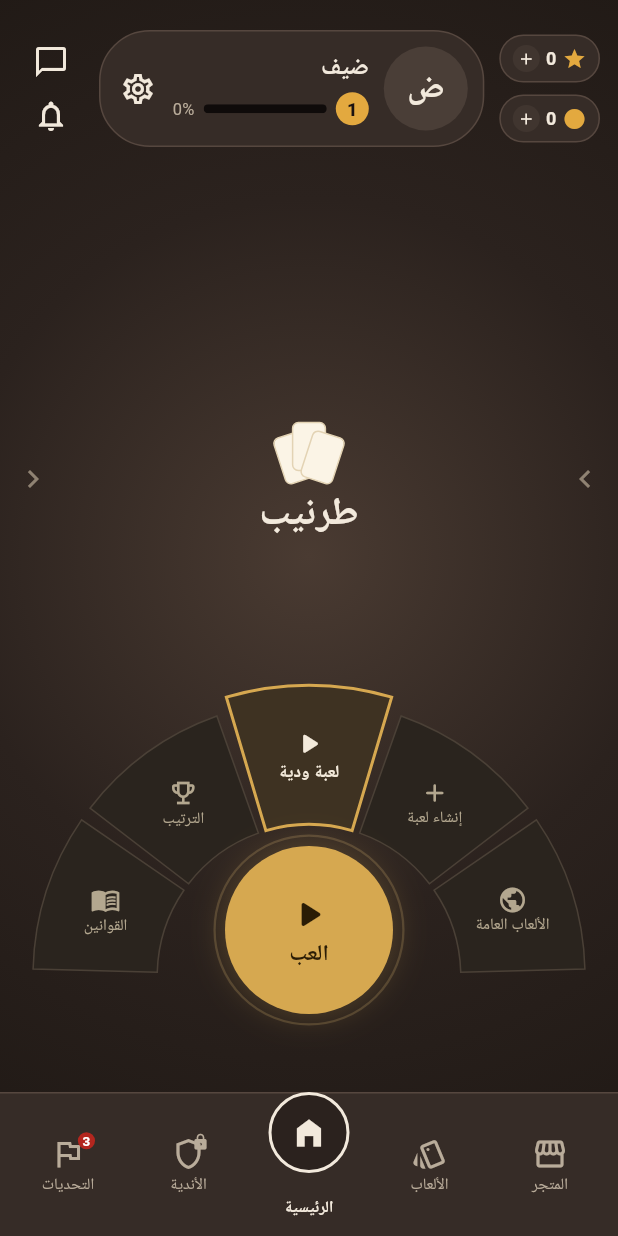
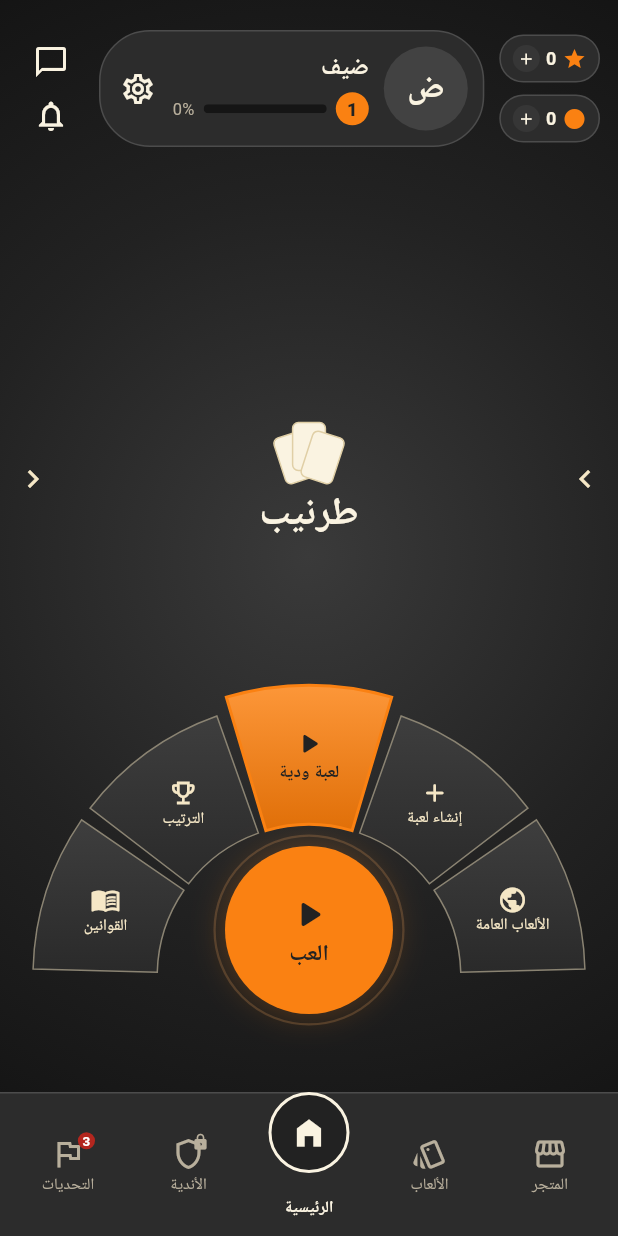
Before and after one commit to loubnaAlzeela/samrah, a Flutter app: the screen it shows after launch, after a tap on "متابعة كضيف", on a phone screen of 412 x 824 dp. Run offline on Flutter 3.47's test engine with Material 3 defaults, Android fonts, the phone set to English and light mode, and no system bars; our stand-ins replace audioplayers, flutter_tts, google_fonts; network calls fail; Roboto replaces fonts that are missing (Cairo).

Commit message:
Restyle: charcoal, cream and orange palette with a light felt table
Whole theme moved to #222222 / #FAF3E1 / #F5E7C6 / #FA8112, the table felt is
#F9E6A8 with an orange rim, the home wheel wedges are charcoal with an orange
active wedge, and text drawn directly on the light felt is dark.

Co-Authored-By: Claude Sonnet 5.5 <noreply@anthropic.com>

```diff
--- a/apps/mobile/lib/screens/baloot_game_screen.dart
+++ b/apps/mobile/lib/screens/baloot_game_screen.dart
@@ -80,7 +80,7 @@ class _BalootGameScreenState extends State<BalootGameScreen> with TurnClock {
     }
     return Container(
       decoration: const BoxDecoration(
-        gradient: RadialGradient(center: Alignment(0, -0.3), radius: 1.1, colors: [Color(0xFF2C2420), SamrahColors.bg]),
+        gradient: RadialGradient(center: Alignment(0, -0.3), radius: 1.1, colors: [Color(0xFF383838), SamrahColors.bg]),
       ),
       alignment: Alignment.topCenter,
       child: FittedBox(
--- a/apps/mobile/lib/screens/game_screen.dart
+++ b/apps/mobile/lib/screens/game_screen.dart
@@ -83,7 +83,7 @@ class _GameScreenState extends State<GameScreen> with TurnClock {
     return LayoutBuilder(
       builder: (context, c) => Container(
         decoration: const BoxDecoration(
-          gradient: RadialGradient(center: Alignment(0, -0.3), radius: 1.1, colors: [Color(0xFF2C2420), SamrahColors.bg]),
+          gradient: RadialGradient(center: Alignment(0, -0.3), radius: 1.1, colors: [Color(0xFF383838), SamrahColors.bg]),
         ),
         alignment: Alignment.topCenter,
         child: FittedBox(
--- a/apps/mobile/lib/screens/hand_game_screen.dart
+++ b/apps/mobile/lib/screens/hand_game_screen.dart
@@ -80,7 +80,7 @@ class _HandGameScreenState extends State<HandGameScreen> with TurnClock {
     }
     return Container(
       decoration: const BoxDecoration(
-        gradient: RadialGradient(center: Alignment(0, -0.3), radius: 1.1, colors: [Color(0xFF2C2420), SamrahColors.bg]),
+        gradient: RadialGradient(center: Alignment(0, -0.3), radius: 1.1, colors: [Color(0xFF383838), SamrahColors.bg]),
       ),
       alignment: Alignment.topCenter,
       child: FittedBox(
--- a/apps/mobile/lib/screens/trix_game_screen.dart
+++ b/apps/mobile/lib/screens/trix_game_screen.dart
@@ -80,7 +80,7 @@ class _TrixGameScreenState extends State<TrixGameScreen> with TurnClock {
     }
     return Container(
       decoration: const BoxDecoration(
-        gradient: RadialGradient(center: Alignment(0, -0.3), radius: 1.1, colors: [Color(0xFF2C2420), SamrahColors.bg]),
+        gradient: RadialGradient(center: Alignment(0, -0.3), radius: 1.1, colors: [Color(0xFF383838), SamrahColors.bg]),
       ),
       alignment: Alignment.topCenter,
       child: FittedBox(
--- a/apps/mobile/lib/screens/waiting_screen.dart
+++ b/apps/mobile/lib/screens/waiting_screen.dart
@@ -118,13 +118,13 @@ class WaitingScreen extends StatelessWidget {
     return Column(
       mainAxisSize: MainAxisSize.min,
       children: [
-        const Text('رمز الغرفة', style: TextStyle(color: SamrahColors.onTableMuted, fontSize: 13)),
+        const Text('رمز الغرفة', style: TextStyle(color: SamrahColors.onFeltMuted, fontSize: 13)),
         const SizedBox(height: 2),
         Directionality(
           textDirection: TextDirection.ltr,
           child: Text(
             view.code,
-            style: GoogleFonts.cairo(color: SamrahColors.onTableAccent, fontSize: 26, fontWeight: FontWeight.w800, letterSpacing: 3, height: 1.2),
+            style: GoogleFonts.cairo(color: SamrahColors.onFeltAccent, fontSize: 26, fontWeight: FontWeight.w800, letterSpacing: 3, height: 1.2),
           ),
         ),
         const SizedBox(height: 8),
@@ -147,7 +147,7 @@ class WaitingScreen extends StatelessWidget {
 
   Widget _feltButton(IconData icon, String label, VoidCallback onTap) {
     return Material(
-      color: Colors.black.withValues(alpha: 0.28),
+      color: Colors.black.withValues(alpha: 0.10),
       borderRadius: BorderRadius.circular(16),
       child: InkWell(
         onTap: onTap,
@@ -157,9 +157,9 @@ class WaitingScreen extends StatelessWidget {
           child: Row(
             mainAxisSize: MainAxisSize.min,
             children: [
-              Icon(icon, size: 15, color: SamrahColors.onTable),
+              Icon(icon, size: 15, color: SamrahColors.onFelt),
               const SizedBox(width: 4),
-              Text(label, style: const TextStyle(color: SamrahColors.onTable, fontSize: 12, fontWeight: FontWeight.w600)),
+              Text(label, style: const TextStyle(color: SamrahColors.onFelt, fontSize: 12, fontWeight: FontWeight.w600)),
             ],
           ),
         ),
--- a/apps/mobile/lib/theme/samrah_theme.dart
+++ b/apps/mobile/lib/theme/samrah_theme.dart
@@ -1,5 +1,5 @@
 // «ديوانية» — Samrah's visual identity. Mirrors design/tokens.css (dark theme,
-// the approved default). Brass (#E3A93F) is an ACCENT only: the single primary
+// the approved default). Orange (#FA8112) is an ACCENT only: the single primary
 // button per screen, the active-turn ring, and key score numbers — never a
 // base colour for secondary UI. Everything else is neutral wine/espresso/cream.
 import 'package:flutter/material.dart';
@@ -11,52 +11,56 @@ class SamrahColors {
   SamrahColors._();
 
   // Theme-independent: table + cards are physical objects, same in any theme.
-  static const tableCenter = Color(0xFF7A2A36);
-  static const tableMid = Color(0xFF5B1C27);
-  static const tableEdge = Color(0xFF3E1219);
-  static const tableRim = Color(0xFF8F8272);
-  static const onTable = Color(0xFFF5EBDD);
-  static const onTableMuted = Color(0xFFE4D3BC);
-  static const onTableAccent = Color(0xFFE3A93F);
+  static const tableCenter = Color(0xFFF9E6A8);
+  static const tableMid = Color(0xFFF0D88E);
+  static const tableEdge = Color(0xFFE0C474);
+  static const tableRim = Color(0xFFFA8112);
+  static const onTable = Color(0xFFFAF3E1);
+  static const onTableMuted = Color(0xFFF5E7C6);
+  // text drawn straight on the (light) felt, not on a dark pill
+  static const onFelt = Color(0xFF222222);
+  static const onFeltMuted = Color(0xFF5A4F36);
+  static const onFeltAccent = Color(0xFFB85600);
+  static const onTableAccent = Color(0xFFFA8112);
 
-  static const cardFace = Color(0xFFFBF4E6);
-  static const cardEdge = Color(0xFFE3D3B4);
-  static const cardBack = Color(0xFF6E1A28);
-  static const cardBackStar = Color(0xFFC9A24E);
-  static const cardVeil = Color(0x661A1210); // non-playable dim
+  static const cardFace = Color(0xFFFAF3E1);
+  static const cardEdge = Color(0xFFE0CFA6);
+  static const cardBack = Color(0xFFC8650C);
+  static const cardBackStar = Color(0xFFFAF3E1);
+  static const cardVeil = Color(0x33222222); // non-playable dim (light: the card stays readable)
 
   static const suitRed = Color(0xFFB3261E); // قلب / ديناري
   static const suitBlack = Color(0xFF1F1A17); // بستوني / سباتي
 
   // Dark shell («سهرة») — the default. Lighter than it first was, so screens read as a
   // warm evening rather than near-black; screens sit on [SamrahBackdrop] (lit in the middle).
-  static const bg = Color(0xFF2B221E);
-  static const surface = Color(0xFF362C27);
-  static const surface2 = Color(0xFF40352F);
-  static const surface3 = Color(0xFF4A3E37);
-  static const scorebox = Color(0xFF0F0B0A);
-  static const line = Color(0xFF56473F);
-  static const fieldBorder = Color(0xFF7A6858);
-  static const text = Color(0xFFF2E9DC);
-  static const textMuted = Color(0xFFB9AC9A);
-  static const icon = Color(0xFF8F8272);
-  static const selectedBg = Color(0xFFF2E9DC);
-  static const onSelected = Color(0xFF1A1210);
-  static const disabledText = Color(0xFF6E6258);
+  static const bg = Color(0xFF222222);
+  static const surface = Color(0xFF2C2C2C);
+  static const surface2 = Color(0xFF363636);
+  static const surface3 = Color(0xFF424242);
+  static const scorebox = Color(0xFF151515);
+  static const line = Color(0xFF4C4C4C);
+  static const fieldBorder = Color(0xFF7A7466);
+  static const text = Color(0xFFFAF3E1);
+  static const textMuted = Color(0xFFB8AF9C);
+  static const icon = Color(0xFFF5E7C6);
+  static const selectedBg = Color(0xFFFAF3E1);
+  static const onSelected = Color(0xFF222222);
+  static const disabledText = Color(0xFF77716A);
   static const statusOpen = Color(0xFF7FBF8E);
 
-  static const accent = Color(0xFFE3A93F); // brass — primary action / turn ring / key scores only
-  static const onAccent = Color(0xFF1A1210);
-  static const turnRing = Color(0xFFE3A93F);
+  static const accent = Color(0xFFFA8112); // orange — primary action / turn ring / key scores only
+  static const onAccent = Color(0xFF222222);
+  static const turnRing = Color(0xFFFA8112);
 
   static const online = Color(0xFF2FB36B);
-  static const panel = Color(0xF0221A17); // 94% opaque espresso, for panels over the table
+  static const panel = Color(0xF0222222); // 94% opaque burgundy, for panels over the table
 
   // Seats around the table (design/layout-v2.md): name capsule + avatar ring.
-  static const pillBg = Color(0xFF221A17);
-  static const pillBorder = Color(0xFF8F8272);
-  static const avatarBg = Color(0xFF4D3F37);
-  static const avatarRing = Color(0xFF8F8272);
+  static const pillBg = Color(0xFF222222);
+  static const pillBorder = Color(0xFFF5E7C6);
+  static const avatarBg = Color(0xFF3A3A3A);
+  static const avatarRing = Color(0xFFF5E7C6);
 }
 
 /// The screens' background: the shell colour, lit softly from the middle (a warm glow
@@ -65,8 +69,8 @@ class SamrahBackdrop extends StatelessWidget {
   const SamrahBackdrop({super.key, required this.child});
   final Widget child;
 
-  static const _light = Color(0xFF4A3B32); // the glow at the centre
-  static const _edge = Color(0xFF211A16); // the corners
+  static const _light = Color(0xFF3A3A3A); // the glow at the centre
+  static const _edge = Color(0xFF141414); // the corners
 
   @override
   Widget build(BuildContext context) {
@@ -130,6 +134,9 @@ class SamrahTheme {
           disabledBackgroundColor: SamrahColors.surface2,
           disabledForegroundColor: SamrahColors.disabledText,
           minimumSize: const Size.fromHeight(54),
+          elevation: 3,
+          shadowColor: const Color(0xAA000000),
+          side: const BorderSide(color: Color(0xFFFFB066), width: 1.2),
           shape: RoundedRectangleBorder(borderRadius: BorderRadius.circular(16)),
           textStyle: const TextStyle(fontSize: 17, fontWeight: FontWeight.w700),
         ),
--- a/apps/mobile/lib/widgets/game_over.dart
+++ b/apps/mobile/lib/widgets/game_over.dart
@@ -70,8 +70,8 @@ class GameOverOverlay extends StatelessWidget {
 
   static const _ribbonWin = [Color(0xFFF08A2C), Color(0xFFD9541E)];
   static const _ribbonLose = [Color(0xFF5E6A78), Color(0xFF3E4752)];
-  static const _box = Color(0xFF3B3431);
-  static const _boxInner = Color(0xFF2A2421);
+  static const _box = Color(0xFF333333);
+  static const _boxInner = Color(0xFF222222);
   static const _green = [Color(0xFF3CC45A), Color(0xFF1E9A3C)];
 
   @override
--- a/apps/mobile/lib/widgets/radial_mode_wheel.dart
+++ b/apps/mobile/lib/widgets/radial_mode_wheel.dart
@@ -16,13 +16,13 @@ import 'package:flutter/services.dart';
 import '../screens/settings_screen.dart' show AppSettings;
 
 /// Accent for the active wedge's border and the centre button — change it here.
-const kWheelAccent = Color(0xFFD6A850);
+const kWheelAccent = Color(0xFFFA8112);
 
 /// The centre button's pulse ring: a lighter tone of the accent.
-const kWheelPulse = Color(0xFFE8C27A);
+const kWheelPulse = Color(0xFFFFB066);
 
 /// Icon and label on the accent-filled centre button.
-const kWheelOnAccent = Color(0xFF2A1C05);
+const kWheelOnAccent = Color(0xFF222222);
 
 class RadialOption {
   const RadialOption({required this.label, required this.icon, required this.action, required this.onSelected});
@@ -350,11 +350,14 @@ class _WheelPainter extends CustomPainter {
   /// the app's text style (its font), so wedge labels match the rest of the screen
   final TextStyle baseStyle;
 
-  static const _fill = Color(0xFF2A241E);
-  static const _border = Color(0xFF4A4036);
-  static const _ink = Color(0xFFB3A78F);
-  static const _activeFill = Color(0xFF3E3222);
-  static const _activeInk = Color(0xFFF3EADB);
+  // each wedge is a light-to-dark gradient, the top one brighter
+  static const _fillTop = Color(0xFF3E3E3E);
+  static const _fillBottom = Color(0xFF2A2A2A);
+  static const _activeTop = Color(0xFFFF9A3D);
+  static const _activeBottom = Color(0xFFE06F08);
+  static const _border = Color(0xFF8A8372);
+  static const _ink = Color(0xFFF5E7C6);
+  static const _activeInk = Color(0xFF222222);
 
   @override
   void paint(Canvas canvas, Size size) {
@@ -372,7 +375,15 @@ class _WheelPainter extends CustomPainter {
         ..arcTo(Rect.fromCircle(center: c, radius: outer), mid - half, 2 * half, true)
         ..arcTo(Rect.fromCircle(center: c, radius: geo.inner), mid + half, -2 * half, false)
         ..close();
-      canvas.drawPath(path, Paint()..color = Color.lerp(_fill, _activeFill, h)!);
+      canvas.drawPath(
+        path,
+        Paint()
+          ..shader = LinearGradient(
+            begin: Alignment.topCenter,
+            end: Alignment.bottomCenter,
+            colors: [Color.lerp(_fillTop, _activeTop, h)!, Color.lerp(_fillBottom, _activeBottom, h)!],
+          ).createShader(path.getBounds()),
+      );
       canvas.drawPath(
         path,
         Paint()
--- a/apps/mobile/lib/widgets/table_stage.dart
+++ b/apps/mobile/lib/widgets/table_stage.dart
@@ -22,7 +22,7 @@ class TableFelt extends StatelessWidget {
         gradient: const LinearGradient(
           begin: Alignment.topCenter,
           end: Alignment.bottomCenter,
-          colors: [Color(0xFFB9AE9F), SamrahColors.tableRim, Color(0xFF5E554B)],
+          colors: [Color(0xFFFFB066), SamrahColors.tableRim, Color(0xFFB85600)],
         ),
         boxShadow: const [BoxShadow(color: Color(0xB3000000), blurRadius: 24, offset: Offset(0, 12))],
       ),
@@ -105,7 +105,7 @@ class SeatAvatar extends StatelessWidget {
             height: size - 8,
             decoration: BoxDecoration(
               shape: BoxShape.circle,
-              gradient: const RadialGradient(colors: [Color(0xFF4A3D35), SamrahColors.avatarBg], center: Alignment(-0.3, -0.4)),
+              gradient: const RadialGradient(colors: [Color(0xFF555555), SamrahColors.avatarBg], center: Alignment(-0.3, -0.4)),
               border: Border.all(color: SamrahColors.avatarRing, width: 2),
               boxShadow: const [BoxShadow(color: Color(0x80000000), blurRadius: 6, offset: Offset(0, 2))],
             ),
@@ -237,7 +237,7 @@ class ScoreDiamond extends StatelessWidget {
           decoration: BoxDecoration(
             color: SamrahColors.scorebox,
             borderRadius: BorderRadius.circular(8),
-            border: us ? Border.all(color: const Color(0xFF5A4A3E)) : null,
+            border: us ? Border.all(color: const Color(0xFF8A8372)) : null,
           ),
           child: Builder(builder: (_) {
             final style = TextStyle(color: center ? SamrahColors.onTableAccent : SamrahColors.text, fontWeight: FontWeight.w700, fontSize: 13, height: 1);
```
